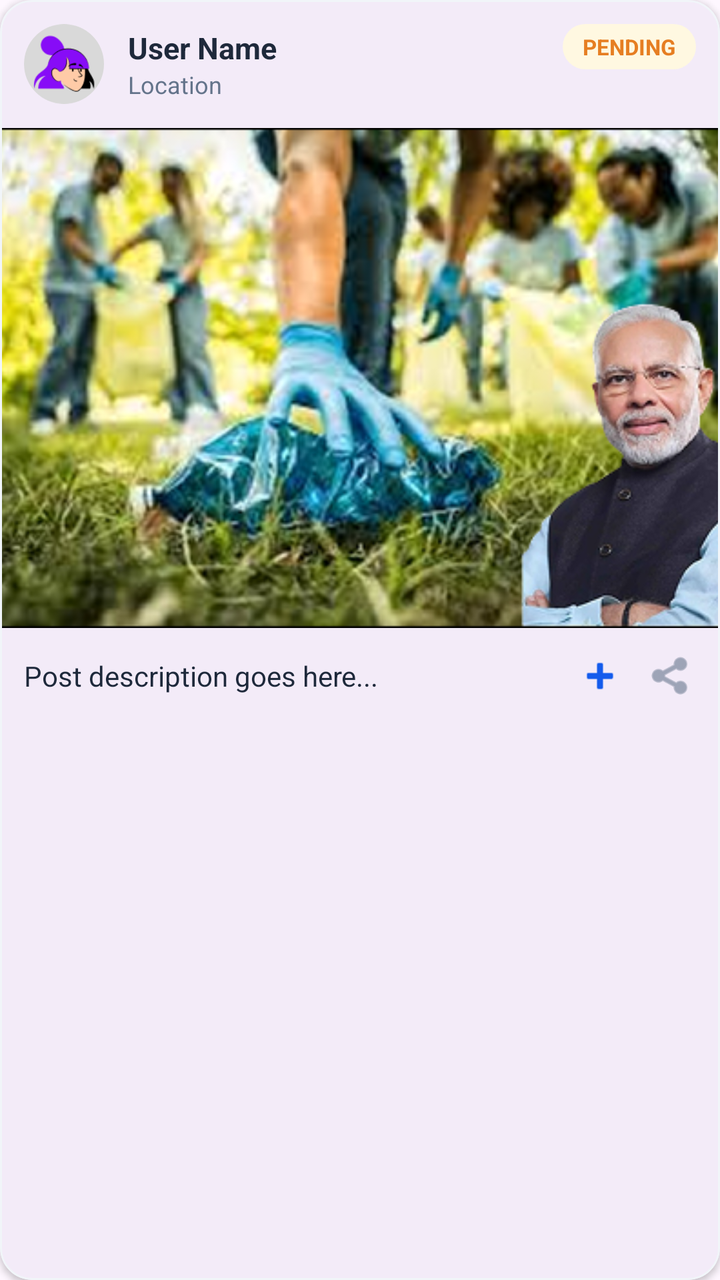
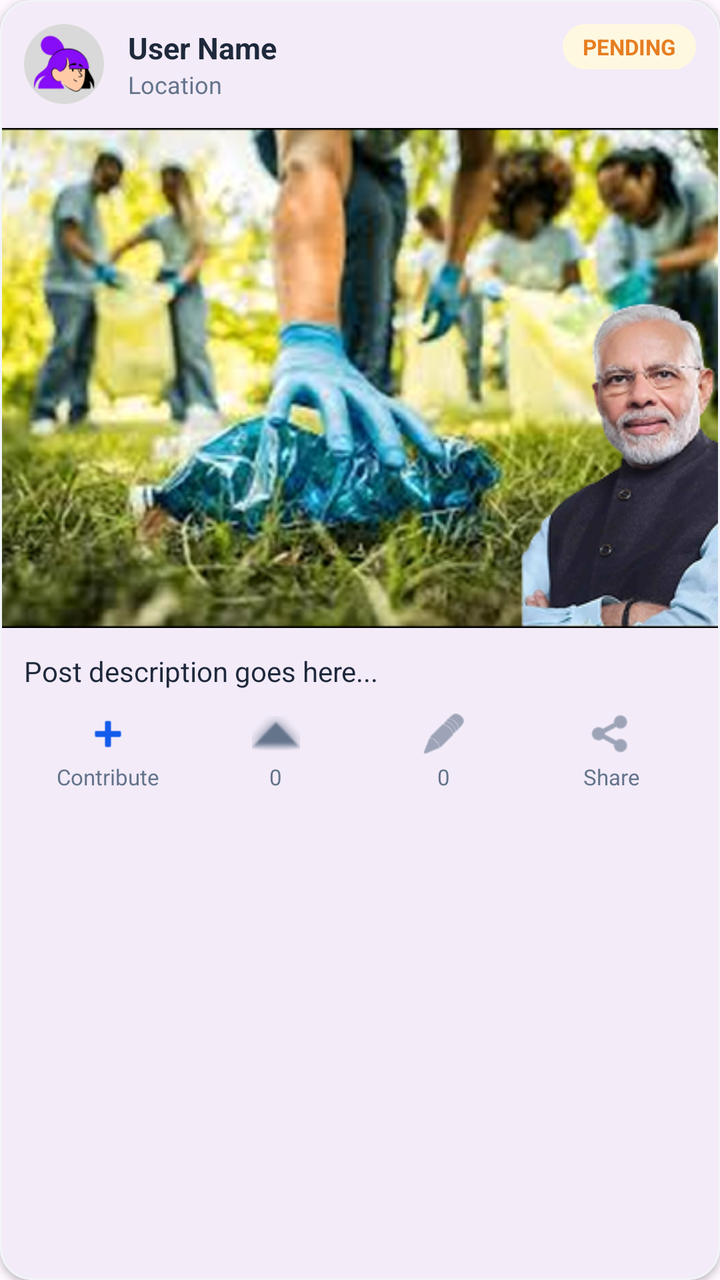

Two renders of the same Android screen: before a commit and after it. Below are the layout's source before the change and the commit's diff.
<!-- AndroidManifest.xml: application theme Theme.SwachhtaSarthi -->
<!-- res/layout/component_feed_item.xml -->
<?xml version="1.0" encoding="utf-8"?>
<com.google.android.material.card.MaterialCardView xmlns:android="http://schemas.android.com/apk/res/android"
    xmlns:app="http://schemas.android.com/apk/res-auto"
    android:layout_width="match_parent"
    android:layout_height="wrap_content"
    android:layout_marginHorizontal="16dp"
    android:layout_marginVertical="8dp"
    app:cardCornerRadius="16dp"
    app:cardElevation="2dp"
    app:strokeColor="#F1F5F9"
    app:strokeWidth="1dp">

    <LinearLayout
        android:layout_width="match_parent"
        android:layout_height="wrap_content"
        android:orientation="vertical">

        
        <androidx.constraintlayout.widget.ConstraintLayout
            android:layout_width="match_parent"
            android:layout_height="wrap_content"
            android:padding="12dp">

            <com.google.android.material.imageview.ShapeableImageView
                android:id="@+id/ivUserProfile"
                android:layout_width="40dp"
                android:layout_height="40dp"
                android:scaleType="centerCrop"
                app:layout_constraintBottom_toBottomOf="parent"
                app:layout_constraintStart_toStartOf="parent"
                app:layout_constraintTop_toTopOf="parent"
                app:shapeAppearanceOverlay="@style/CircleImageView"
                app:srcCompat="@drawable/profile_image" />

            <LinearLayout
                android:layout_width="0dp"
                android:layout_height="wrap_content"
                android:layout_marginStart="12dp"
                android:orientation="vertical"
                app:layout_constraintBottom_toBottomOf="@id/ivUserProfile"
                app:layout_constraintEnd_toStartOf="@+id/tvStatusTag"
                app:layout_constraintStart_toEndOf="@id/ivUserProfile"
                app:layout_constraintTop_toTopOf="@id/ivUserProfile">

                <TextView
                    android:id="@+id/tvUserName"
                    android:layout_width="wrap_content"
                    android:layout_height="wrap_content"
                    android:text="User Name"
                    android:textColor="#1E293B"
                    android:textSize="15sp"
                    android:textStyle="bold" />

                <TextView
                    android:id="@+id/tvLocation"
                    android:layout_width="wrap_content"
                    android:layout_height="wrap_content"
                    android:text="Location"
                    android:textColor="#64748B"
                    android:textSize="12sp" />
            </LinearLayout>

            <TextView
                android:id="@+id/tvStatusTag"
                android:layout_width="wrap_content"
                android:layout_height="wrap_content"
                android:background="@drawable/bg_pending_tag"
                android:paddingHorizontal="10dp"
                android:paddingVertical="4dp"
                android:text="PENDING"
                android:textColor="#E67E22"
                android:textSize="11sp"
                android:textStyle="bold"
                app:layout_constraintEnd_toEndOf="parent"
                app:layout_constraintTop_toTopOf="parent" />

        </androidx.constraintlayout.widget.ConstraintLayout>

        
        <ImageView
            android:id="@+id/ivPostImage"
            android:layout_width="match_parent"
            android:layout_height="250dp"
            android:scaleType="centerCrop"
            app:srcCompat="@drawable/login_signup_hero_img" />

        
        <LinearLayout
            android:layout_width="match_parent"
            android:layout_height="wrap_content"
            android:gravity="center_vertical"
            android:padding="12dp">

            <TextView
                android:id="@+id/tvDescription"
                android:layout_width="0dp"
                android:layout_height="wrap_content"
                android:layout_weight="1"
                android:ellipsize="end"
                android:maxLines="2"
                android:text="Post description goes here..."
                android:textColor="#1E293B"
                android:textSize="14sp" />

            <ImageView
                android:layout_width="24dp"
                android:layout_height="24dp"
                android:layout_marginStart="12dp"
                android:src="@android:drawable/ic_input_add"
                app:tint="#135BEC" />

            <ImageView
                android:layout_width="24dp"
                android:layout_height="24dp"
                android:layout_marginStart="12dp"
                android:src="@android:drawable/ic_menu_share"
                app:tint="#64748B" />
        </LinearLayout>

    </LinearLayout>
</com.google.android.material.card.MaterialCardView>
<!-- resources referenced by this layout -->
<resources>
  <!-- drawable bg_pending_tag (drawable) -->
  <?xml version="1.0" encoding="utf-8"?>
  <shape xmlns:android="http://schemas.android.com/apk/res/android">
      <solid android:color="#FFF8E1" />
      <corners android:radius="12dp" />
  </shape>
  <!-- drawable login_signup_hero_img: png bitmap (drawable, 244307 bytes) -->
  <!-- drawable profile_image: png bitmap (drawable, 4872 bytes) -->
  <style name="CircleImageView" parent="">
          <item name="cornerSize">50%</item>
      </style>
  <style name="Theme.SwachhtaSarthi" parent="Base.Theme.SwachhtaSarthi" />
  <style name="Base.Theme.SwachhtaSarthi" parent="Theme.Material3.DayNight.NoActionBar">
          
          
      </style>
</resources>

<!-- the commit's change to res/layout/component_feed_item.xml (unified diff, before → after) -->
@@ -89,32 +89,143 @@
             android:layout_width="match_parent"
             android:layout_height="wrap_content"
             android:gravity="center_vertical"
+            android:orientation="vertical"
             android:padding="12dp">
 
             <TextView
                 android:id="@+id/tvDescription"
-                android:layout_width="0dp"
-                android:layout_height="wrap_content"
-                android:layout_weight="1"
+                android:layout_width="match_parent"
+                android:layout_height="wrap_content"
                 android:ellipsize="end"
-                android:maxLines="2"
+                android:maxLines="1"
                 android:text="Post description goes here..."
                 android:textColor="#1E293B"
                 android:textSize="14sp" />
 
-            <ImageView
-                android:layout_width="24dp"
-                android:layout_height="24dp"
-                android:layout_marginStart="12dp"
-                android:src="@android:drawable/ic_input_add"
-                app:tint="#135BEC" />
-
-            <ImageView
-                android:layout_width="24dp"
-                android:layout_height="24dp"
-                android:layout_marginStart="12dp"
-                android:src="@android:drawable/ic_menu_share"
-                app:tint="#64748B" />
+            <TextView
+                android:id="@+id/tvReadMore"
+                android:layout_width="wrap_content"
+                android:layout_height="wrap_content"
+                android:layout_marginTop="4dp"
+                android:text="Read more"
+                android:textColor="#135BEC"
+                android:textSize="12sp"
+                android:textStyle="bold"
+                android:visibility="gone" />
+
+            <LinearLayout
+                android:layout_width="match_parent"
+                android:layout_height="wrap_content"
+                android:layout_marginTop="10dp"
+                android:gravity="center_vertical"
+                android:orientation="horizontal">
+
+                <LinearLayout
+                    android:layout_width="0dp"
+                    android:layout_height="wrap_content"
+                    android:layout_weight="1"
+                    android:gravity="center"
+                    android:orientation="vertical">
+
+                    <ImageView
+                        android:id="@+id/ivContribute"
+                        android:layout_width="24dp"
+                        android:layout_height="24dp"
+                        android:clickable="true"
+                        android:contentDescription="Contribute"
+                        android:focusable="true"
+                        android:src="@android:drawable/ic_input_add"
+                        app:tint="#135BEC" />
+
+                    <TextView
+                        android:layout_width="wrap_content"
+                        android:layout_height="wrap_content"
+                        android:layout_marginTop="2dp"
+                        android:text="Contribute"
+                        android:textColor="#64748B"
+                        android:textSize="11sp" />
+                </LinearLayout>
+
+                <LinearLayout
+                    android:layout_width="0dp"
+                    android:layout_height="wrap_content"
+                    android:layout_weight="1"
+                    android:gravity="center"
+                    android:orientation="vertical">
+
+                    <ImageView
+                        android:id="@+id/ivUpvote"
+                        android:layout_width="24dp"
+                        android:layout_height="24dp"
+                        android:clickable="true"
+                        android:contentDescription="Upvote"
+                        android:focusable="true"
+                        android:src="@android:drawable/arrow_up_float"
+                        app:tint="#64748B" />
+
+                    <TextView
+                        android:id="@+id/tvUpvoteCount"
+                        android:layout_width="wrap_content"
+                        android:layout_height="wrap_content"
+                        android:layout_marginTop="2dp"
+                        android:text="0"
+                        android:textColor="#64748B"
+                        android:textSize="11sp" />
+                </LinearLayout>
+
+                <LinearLayout
+                    android:layout_width="0dp"
+                    android:layout_height="wrap_content"
+                    android:layout_weight="1"
+                    android:gravity="center"
+                    android:orientation="vertical">
+
+                    <ImageView
+                        android:id="@+id/ivComment"
+                        android:layout_width="24dp"
+                        android:layout_height="24dp"
+                        android:clickable="true"
+                        android:contentDescription="Comment"
+                        android:focusable="true"
+                        android:src="@android:drawable/ic_menu_edit"
+                        app:tint="#64748B" />
+
+                    <TextView
+                        android:id="@+id/tvCommentCount"
+                        android:layout_width="wrap_content"
+                        android:layout_height="wrap_content"
+                        android:layout_marginTop="2dp"
+                        android:text="0"
+                        android:textColor="#64748B"
+                        android:textSize="11sp" />
+                </LinearLayout>
+
+                <LinearLayout
+                    android:layout_width="0dp"
+                    android:layout_height="wrap_content"
+                    android:layout_weight="1"
+                    android:gravity="center"
+                    android:orientation="vertical">
+
+                    <ImageView
+                        android:id="@+id/ivShare"
+                        android:layout_width="24dp"
+                        android:layout_height="24dp"
+                        android:clickable="true"
+                        android:contentDescription="Share"
+                        android:focusable="true"
+                        android:src="@android:drawable/ic_menu_share"
+                        app:tint="#64748B" />
+
+                    <TextView
+                        android:layout_width="wrap_content"
+                        android:layout_height="wrap_content"
+                        android:layout_marginTop="2dp"
+                        android:text="Share"
+                        android:textColor="#64748B"
+                        android:textSize="11sp" />
+                </LinearLayout>
+            </LinearLayout>
         </LinearLayout>
 
     </LinearLayout>
